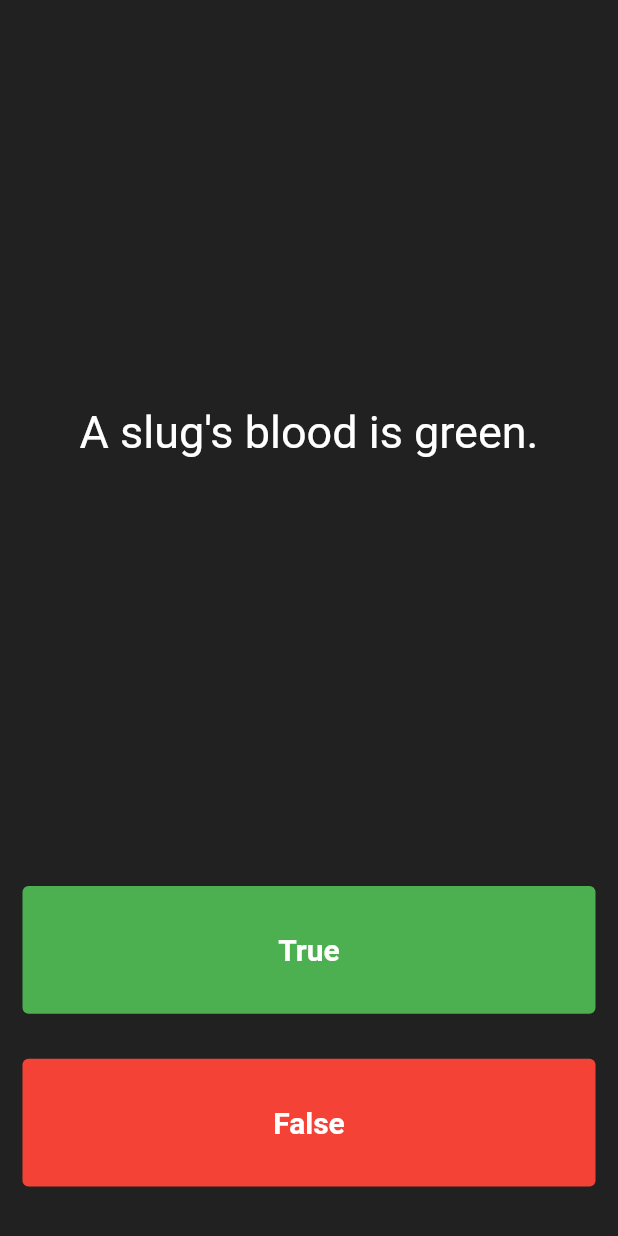
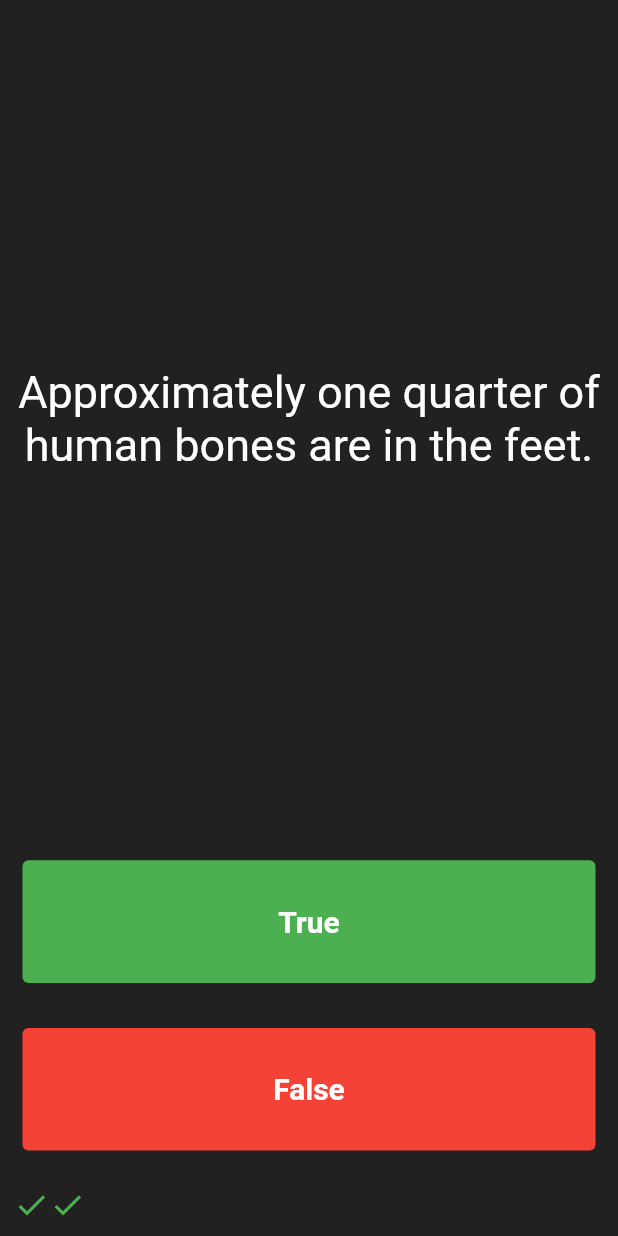
Before and after one commit to vaibhv0311/quizller, a Flutter app: the screen it shows after launch, after a tap on "True", after a tap on "False", on a phone screen of 412 x 824 dp. Run offline on Flutter 3.47's test engine with Material 2 defaults, Android fonts, the phone set to English and light mode, and no system bars.

Commit message:
created seperate questionbank

```diff
--- a/lib/main.dart
+++ b/lib/main.dart
@@ -1,9 +1,118 @@
-import 'dart:io';
 import 'package:flutter/material.dart';
-import 'question.dart';
+import 'quiz_brain.dart';
 
 void main() {
   runApp(MyApp());
+}
+
+class _QuizAppState extends State<QuizApp> {
+  Icon addIcon(Color color) {
+    if (color == Colors.green) {
+      return Icon(
+        Icons.check,
+        color: Colors.green,
+      );
+    } else {
+      return Icon(
+        Icons.close,
+        color: Colors.red,
+      );
+    }
+  }
+
+  void quizCheck(bool userPickedAnswer) {
+    bool correctAns = quizbrain.getCorrectAnswer();
+    if (userPickedAnswer == correctAns) {
+      setState(() {
+        quizbrain.nextQuestion();
+        scoreKeeper.add(addIcon(Colors.green));
+      });
+    } else {
+      setState(() {
+        quizbrain.nextQuestion();
+        scoreKeeper.add(addIcon(Colors.red));
+      });
+    }
+  }
+
+  QuizBrain quizbrain = QuizBrain();
+
+  List<Icon> scoreKeeper = [];
+
+  @override
+  Widget build(BuildContext context) {
+    return SafeArea(
+      child: Column(
+        mainAxisAlignment: MainAxisAlignment.spaceBetween,
+        crossAxisAlignment: CrossAxisAlignment.stretch,
+        children: [
+          Expanded(
+            flex: 5,
+            child: Padding(
+              padding: const EdgeInsets.all(10.0),
+              child: Center(
+                child: Text(
+                  quizbrain.getQuestionText(),
+                  textAlign: TextAlign.center,
+                  style: TextStyle(
+                    fontSize: 30,
+                    color: Colors.white,
+                  ),
+                ),
+              ),
+            ),
+          ),
+          Expanded(
+            child: Padding(
+              padding: const EdgeInsets.all(15.0),
+              child: TextButton(
+                style: ButtonStyle(
+                  backgroundColor:
+                      MaterialStateProperty.all<Color>(Colors.green),
+                ),
+                onPressed: () {
+                  quizCheck(true);
+                },
+                child: Text(
+                  'True',
+                  style: TextStyle(
+                      color: Colors.white,
+                      fontSize: 20,
+                      fontWeight: FontWeight.bold),
+                ),
+              ),
+            ),
+          ),
+          Expanded(
+            child: Padding(
+              padding: const EdgeInsets.all(15.0),
+              child: TextButton(
+                style: ButtonStyle(
+                    backgroundColor:
+                        MaterialStateProperty.all<Color>(Colors.red)),
+                onPressed: () {
+                  quizCheck(false);
+                },
+                child: Text(
+                  'False',
+                  style: TextStyle(
+                      color: Colors.white,
+                      fontSize: 20,
+                      fontWeight: FontWeight.bold),
+                ),
+              ),
+            ),
+          ),
+          Padding(
+            padding: const EdgeInsets.all(9.0),
+            child: SafeArea(
+              child: Row(children: scoreKeeper),
+            ),
+          ),
+        ],
+      ),
+    );
+  }
 }
 
 class MyApp extends StatelessWidget {
@@ -26,125 +135,3 @@ class QuizApp extends StatefulWidget {
   @override
   _QuizAppState createState() => _QuizAppState();
 }
-
-class _QuizAppState extends State<QuizApp> {
-  Icon addIcon(Color color) {
-    if (color == Colors.green) {
-      return Icon(
-        Icons.check,
-        color: Colors.green,
-      );
-    } else {
-      return Icon(
-        Icons.close,
-        color: Colors.red,
-      );
-    }
-  }
-
-  List<Icon> scoreKeeper = [];
-
-  int questionNumber = 0;
-
-  List<Question> questionnaire = [
-    Question(
-        question: 'You can lead a cow down stairs but not up stairs.',
-        answer: false),
-    Question(
-        question: 'Approximately one quarter of human bones are in the feet.',
-        answer: true),
-    Question(question: 'A slug\'s blood is green.', answer: false)
-  ];
-  @override
-  Widget build(BuildContext context) {
-    return SafeArea(
-      child: Column(
-        mainAxisAlignment: MainAxisAlignment.spaceBetween,
-        crossAxisAlignment: CrossAxisAlignment.stretch,
-        children: [
-          Expanded(
-            flex: 5,
-            child: Padding(
-              padding: const EdgeInsets.all(10.0),
-              child: Center(
-                child: Text(
-                  questionnaire[questionNumber].questionText,
-                  textAlign: TextAlign.center,
-                  style: TextStyle(
-                    fontSize: 30,
-                    color: Colors.white,
-                  ),
-                ),
-              ),
-            ),
-          ),
-          Expanded(
-            child: Padding(
-              padding: const EdgeInsets.all(15.0),
-              child: TextButton(
-                style: ButtonStyle(
-                  backgroundColor:
-                      MaterialStateProperty.all<Color>(Colors.green),
-                ),
-                onPressed: () {
-                  bool correctAns = true;
-                  if (questionnaire[questionNumber].answerText == correctAns) {
-                    print('Correct answer');
-                  } else {
-                    print('Wrong answer');
-                  }
-                  setState(() {
-                    questionNumber++;
-                    scoreKeeper.add(addIcon(Colors.green));
-                  });
-                },
-                child: Text(
-                  'True',
-                  style: TextStyle(
-                      color: Colors.white,
-                      fontSize: 20,
-                      fontWeight: FontWeight.bold),
-                ),
-              ),
-            ),
-          ),
-          Expanded(
-            child: Padding(
-              padding: const EdgeInsets.all(15.0),
-              child: TextButton(
-                style: ButtonStyle(
-                    backgroundColor:
-                        MaterialStateProperty.all<Color>(Colors.red)),
-                onPressed: () {
-                  bool correctAns = false;
-                  if (questionnaire[questionNumber].answerText == correctAns) {
-                    print('Correct answer');
-                  } else {
-                    print('Wrong answer');
-                  }
-                  setState(() {
-                    questionNumber++;
-                    scoreKeeper.add(addIcon(Colors.red));
-                  });
-                },
-                child: Text(
-                  'False',
-                  style: TextStyle(
-                      color: Colors.white,
-                      fontSize: 20,
-                      fontWeight: FontWeight.bold),
-                ),
-              ),
-            ),
-          ),
-          Padding(
-            padding: const EdgeInsets.all(9.0),
-            child: SafeArea(
-              child: Row(),
-            ),
-          ),
-        ],
-      ),
-    );
-  }
-}
--- a/lib/question.dart
+++ b/lib/question.dart
@@ -1,9 +1,9 @@
 class Question {
   String questionText = '';
-  bool answerText = false;
+  bool questionAnswer = false;
 
-  Question({required String question, required bool answer}) {
+  Question(String question, bool answer) {
     questionText = question;
-    answerText = answer;
+    questionAnswer = answer;
   }
 }
--- /dev/null
+++ b/lib/quiz_brain.dart
@@ -0,0 +1,59 @@
+import 'question.dart';
+
+class QuizBrain {
+  int _questionNumber = 0;
+
+  List<Question> _questionBank = [
+    Question('Some cats are actually allergic to humans', true),
+    Question('You can lead a cow down stairs but not up stairs.', false),
+    Question('Approximately one quarter of human bones are in the feet.', true),
+    Question('A slug\'s blood is green.', true),
+    Question('Buzz Aldrin\'s mother\'s maiden name was \"Moon\".', true),
+    Question('It is illegal to pee in the Ocean in Portugal.', true),
+    Question(
+        'No piece of square dry paper can be folded in half more than 7 times.',
+        false),
+    Question(
+        'In London, UK, if you happen to die in the House of Parliament, you are technically entitled to a state funeral, because the building is considered too sacred a place.',
+        true),
+    Question(
+        'The loudest sound produced by any animal is 188 decibels. That animal is the African Elephant.',
+        false),
+    Question(
+        'The total surface area of two human lungs is approximately 70 square metres.',
+        true),
+    Question('Google was originally called \"Back rub\".', true),
+    Question(
+        'Chocolate affects a dog\'s heart and nervous system; a few ounces are enough to kill a small dog.',
+        true),
+    Question(
+        'In West Virginia, USA, if you accidentally hit an animal with your car, you are free to take it home to eat.',
+        true),
+  ];
+
+  void nextQuestion() {
+    if (_questionNumber < _questionBank.length - 1) {
+      _questionNumber++;
+    }
+  }
+
+  String getQuestionText() {
+    return _questionBank[_questionNumber].questionText;
+  }
+
+  bool getCorrectAnswer() {
+    return _questionBank[_questionNumber].questionAnswer;
+  }
+
+  int getTotalQuestion() {
+    return _questionBank.length;
+  }
+
+//TODO: Step 3 Part A - Create a method called isFinished() here that checks to see if we have reached the last question.
+// It should return (have an output) true if we've reached the last question and it should return false if we're not there yet.
+
+//TODO: Step 3 Part B - Use a print statement to check that isFinished is returning true
+// when you are indeed at the end of the quiz and when a restart should happen.
+
+//TODO: Step 4 Part B - Create a reset() method here that sets the questionNumber back to 0.
+}
```
